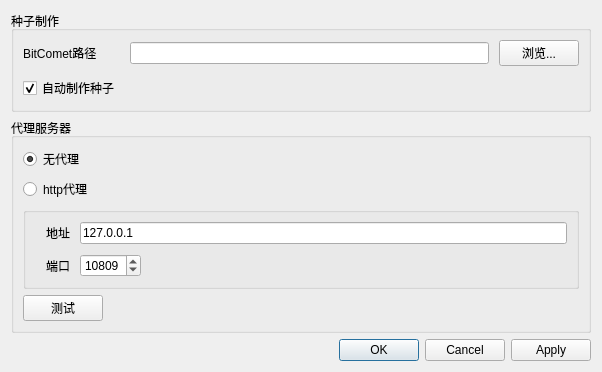
Qt form layouts/layoutSettings.ui (zhimengsub/TorrentUploader) before a commit.
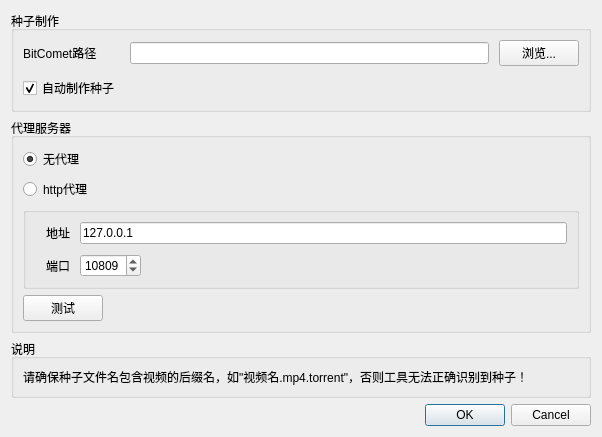
The same form after that commit.

Commit message: auto make torrent; use symbols for torrent status; and other fixes. v1.0.0

What changed in the file:
```diff
--- a/layouts/layoutSettings.ui
+++ b/layouts/layoutSettings.ui
@@ -10,7 +10,7 @@
     <x>0</x>
     <y>0</y>
     <width>602</width>
-    <height>334</height>
+    <height>409</height>
    </rect>
   </property>
   <property name="windowTitle">
@@ -176,6 +176,22 @@
      </layout>
     </widget>
    </item>
+   <item>
+    <widget class="QGroupBox" name="groupBox_2">
+     <property name="title">
+      <string>说明</string>
+     </property>
+     <layout class="QVBoxLayout" name="verticalLayout_3">
+      <item>
+       <widget class="QLabel" name="label">
+        <property name="text">
+         <string>请确保种子文件名包含视频的后缀名，如&quot;视频名.mp4.torrent&quot;，否则工具无法正确识别到种子！</string>
+        </property>
+       </widget>
+      </item>
+     </layout>
+    </widget>
+   </item>
    <item>
     <spacer name="verticalSpacer">
      <property name="orientation">
@@ -192,7 +208,7 @@
    <item>
     <widget class="QDialogButtonBox" name="buttonBox">
      <property name="standardButtons">
-      <set>QDialogButtonBox::Apply|QDialogButtonBox::Cancel|QDialogButtonBox::Ok</set>
+      <set>QDialogButtonBox::Cancel|QDialogButtonBox::Ok</set>
      </property>
     </widget>
    </item>
```
The commit also changes 11 other files.
